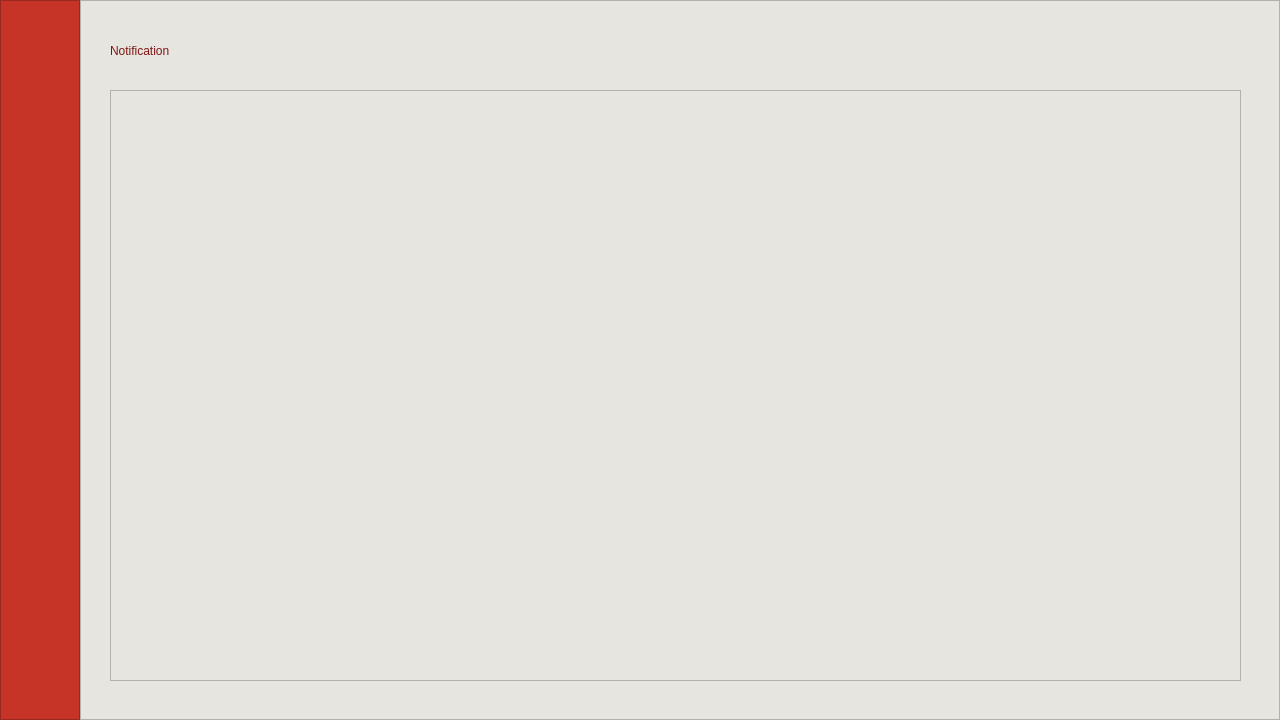
Qt form app/gui/mainPage/first.ui (chananon-n/FineCuisine) before a commit.
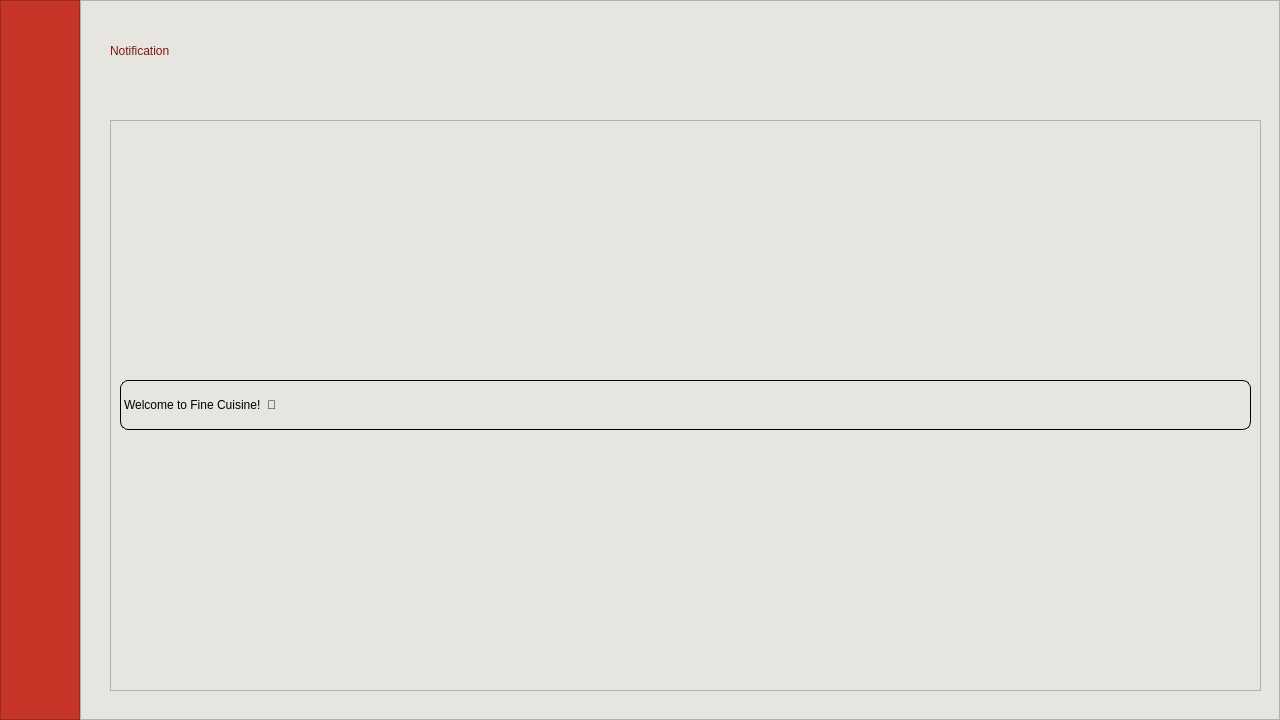
The same form after that commit. Icons and pictures are not drawn.

```diff
--- a/app/gui/mainPage/first.ui
+++ b/app/gui/mainPage/first.ui
@@ -239,8 +239,8 @@
            <rect>
             <x>10</x>
             <y>10</y>
-            <width>1180</width>
-            <height>700</height>
+            <width>1181</width>
+            <height>701</height>
            </rect>
           </property>
           <property name="currentIndex">
@@ -679,7 +679,7 @@
              <rect>
               <x>20</x>
               <y>20</y>
-              <width>261</width>
+              <width>271</width>
               <height>41</height>
              </rect>
             </property>
@@ -695,9 +695,9 @@
             <property name="geometry">
              <rect>
               <x>20</x>
-              <y>80</y>
-              <width>1131</width>
-              <height>591</height>
+              <y>110</y>
+              <width>1151</width>
+              <height>571</height>
              </rect>
             </property>
             <property name="widgetResizable">
@@ -708,10 +708,31 @@
               <rect>
                <x>0</x>
                <y>0</y>
-               <width>1129</width>
-               <height>589</height>
+               <width>1149</width>
+               <height>569</height>
               </rect>
              </property>
+             <layout class="QVBoxLayout" name="verticalLayout_4">
+              <item>
+               <widget class="QLabel" name="notiDetail">
+                <property name="maximumSize">
+                 <size>
+                  <width>10000</width>
+                  <height>50</height>
+                 </size>
+                </property>
+                <property name="styleSheet">
+                 <string notr="true">color: rgb(0, 0, 0);
+font: 16pt &quot;Arial&quot;;
+border: 1 solid black;
+border-radius: 8px</string>
+                </property>
+                <property name="text">
+                 <string>Welcome to Fine Cuisine!  🎉</string>
+                </property>
+               </widget>
+              </item>
+             </layout>
             </widget>
            </widget>
           </widget>
```
Left out of the diff: 4 changed lines with no effect on the pictures.
